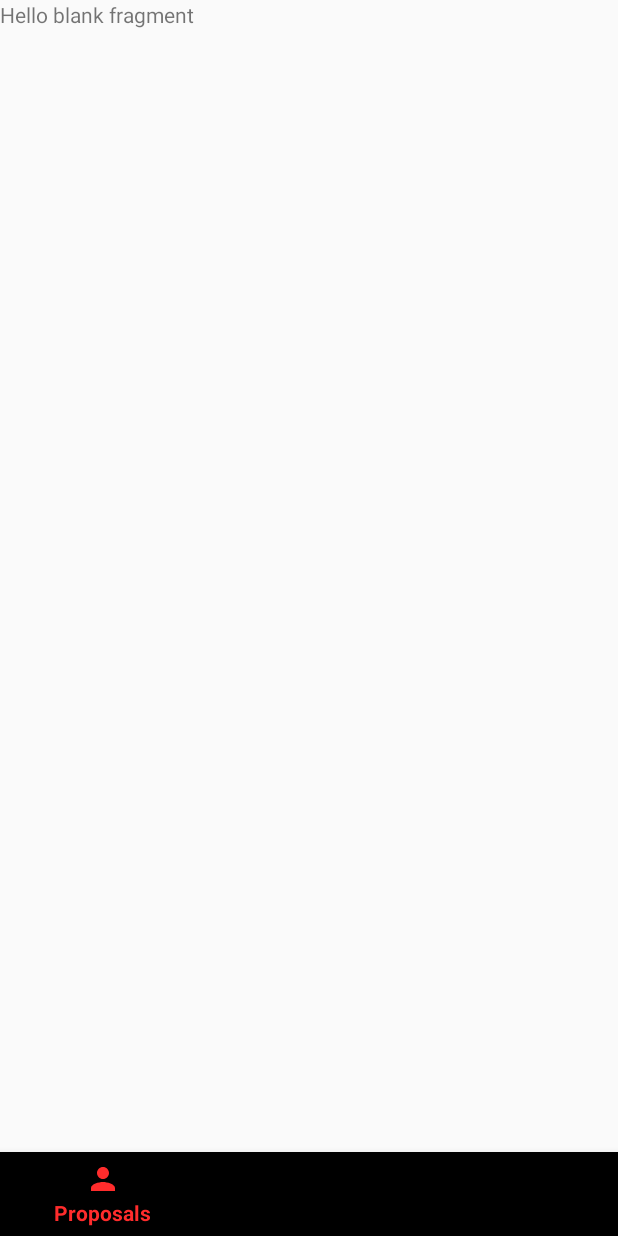
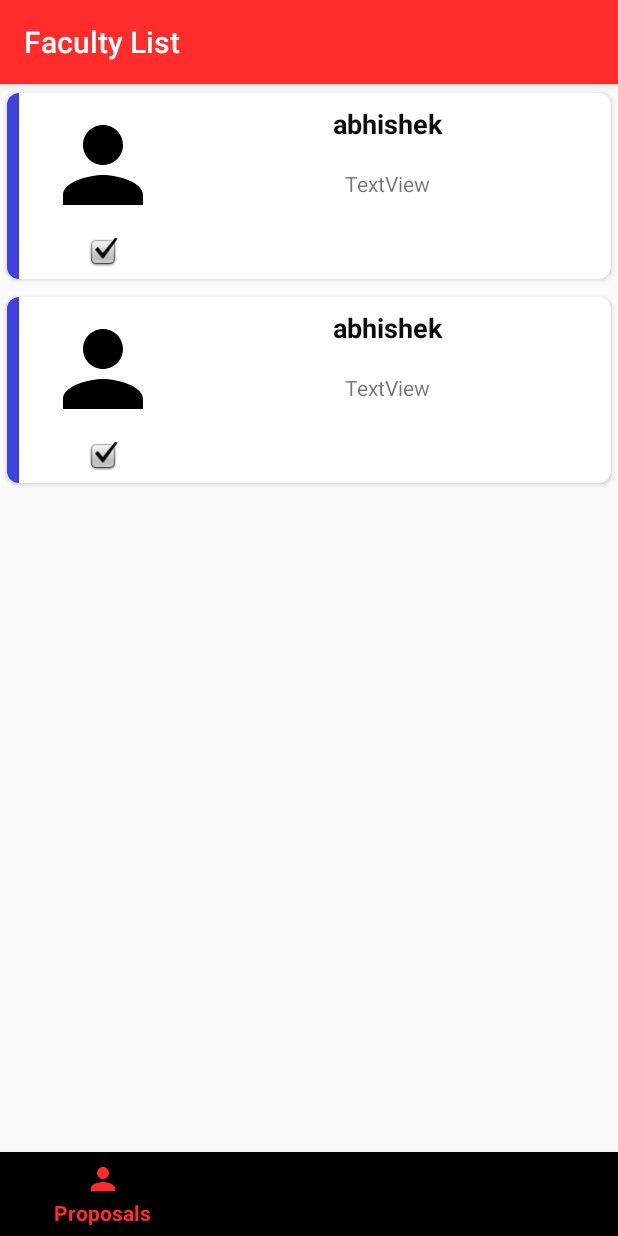
Before and after one commit to abhishekbisht1429/msp-dashboard, an Android app: the fragment FacultyListFragment placed in its activity, on a phone screen of 412 x 824 dp. Run offline under Robolectric (Android 15) with nearby library versions, the light colour scheme and no system bars.

Commit message:
implemented the faculty list functionality for students

```diff
--- a/app/build.gradle
+++ b/app/build.gradle
@@ -21,14 +21,16 @@ android {
 
 dependencies {
     implementation fileTree(dir: 'libs', include: ['*.jar'])
-    implementation 'androidx.appcompat:appcompat:1.0.2'
+    implementation 'androidx.appcompat:appcompat:1.1.0'
     implementation 'androidx.constraintlayout:constraintlayout:1.1.3'
     implementation 'com.google.android.material:material:1.0.0'
+    implementation 'androidx.legacy:legacy-support-v4:1.0.0'
     implementation 'androidx.legacy:legacy-support-v4:1.0.0'
 
     implementation 'com.squareup.retrofit2:retrofit:2.5.0'
     implementation 'com.squareup.retrofit2:converter-jackson:2.4.0'
     implementation 'com.squareup.retrofit2:converter-gson:2.4.0'
+
     testImplementation 'junit:junit:4.12'
     androidTestImplementation 'androidx.test:runner:1.2.0'
     androidTestImplementation 'androidx.test.espresso:espresso-core:3.2.0'
--- a/app/src/main/java/com/upes/mspdashboard/fragment/student/FacultyListFragment.java
+++ b/app/src/main/java/com/upes/mspdashboard/fragment/student/FacultyListFragment.java
@@ -4,16 +4,29 @@ package com.upes.mspdashboard.fragment.student;
 import android.content.Context;
 import android.os.Bundle;
 
+import androidx.annotation.NonNull;
 import androidx.fragment.app.Fragment;
+import androidx.recyclerview.widget.LinearLayoutManager;
+import androidx.recyclerview.widget.RecyclerView;
+import androidx.swiperefreshlayout.widget.SwipeRefreshLayout;
 
 import android.view.LayoutInflater;
 import android.view.View;
 import android.view.ViewGroup;
+import android.widget.TextView;
 
 import com.upes.mspdashboard.R;
+import com.upes.mspdashboard.model.Faculty;
+import com.upes.mspdashboard.util.SessionManager;
 
-public class FacultyListFragment extends Fragment {
+import java.util.ArrayList;
+import java.util.List;
 
+public class FacultyListFragment extends Fragment implements
+    SwipeRefreshLayout.OnRefreshListener {
+    private SwipeRefreshLayout swrLayout;
+    private RecyclerView rv;
+    private RVAdapter rvAdapter;
     OnFragmentInteractionListener mListener;
     public FacultyListFragment() {
         // Required empty public constructor
@@ -38,11 +51,64 @@ public class FacultyListFragment extends Fragment {
     public View onCreateView(LayoutInflater inflater, ViewGroup container,
                              Bundle savedInstanceState) {
         // Inflate the layout for this fragment
-        return inflater.inflate(R.layout.fragment_faculty_list, container, false);
+        View view = inflater.inflate(R.layout.fragment_faculty_list, container, false);
+        swrLayout = view.findViewById(R.id.swr_layout_fac_list);
+        rv = view.findViewById(R.id.rv_fac_list);
+        rv.setLayoutManager(new LinearLayoutManager(this.getContext()));
+        rvAdapter = new RVAdapter();
+        rv.setAdapter(rvAdapter);
+        Faculty demo = new Faculty.Builder()
+                .username("abhishek")
+                .password("pass")
+                .build();
+        rvAdapter.add(demo);
+        rvAdapter.add(demo);
+        return view;
+    }
+
+    @Override
+    public void onRefresh() {
+
     }
 
     public interface OnFragmentInteractionListener {
 
     }
+    static class FacultyVH extends RecyclerView.ViewHolder {
+        private TextView tvName;
+        public FacultyVH(@NonNull View itemView) {
+            super(itemView);
+            tvName = itemView.findViewById(R.id.txtv_fac_list_name);
+        }
 
+        public void bind(Faculty faculty) {
+            tvName.setText(faculty.getUsername());
+        }
+    }
+    static class RVAdapter extends RecyclerView.Adapter<FacultyVH> {
+        private List<Faculty> facultyList = new ArrayList<>();
+        @NonNull
+        @Override
+        public FacultyVH onCreateViewHolder(@NonNull ViewGroup parent, int viewType) {
+            View view = LayoutInflater.from(parent.getContext()).inflate(R.layout.item_layout_fac_list,parent,false);
+            return new FacultyVH(view);
+        }
+
+        @Override
+        public void onBindViewHolder(@NonNull FacultyVH holder, int position) {
+            holder.bind(facultyList.get(position));
+        }
+
+        @Override
+        public int getItemCount() {
+            return facultyList.size();
+        }
+
+        public void add(Faculty faculty) {
+            if(faculty!=null) {
+                facultyList.add(faculty);
+                notifyItemChanged(facultyList.size() - 1);
+            }
+        }
+    }
 }
--- /dev/null
+++ b/app/src/main/res/drawable/bnv_shadow.xml
@@ -0,0 +1,3 @@
+<?xml version="1.0" encoding="utf-8"?>
+<selector xmlns:android="http://schemas.android.com/apk/res/android">
+</selector>
--- a/app/src/main/res/layout/activity_faculty_home.xml
+++ b/app/src/main/res/layout/activity_faculty_home.xml
@@ -23,6 +23,7 @@
         android:layout_height="wrap_content"
         app:layout_constraintBottom_toBottomOf="parent"
         app:layout_constraintEnd_toEndOf="parent"
+        android:background="@drawable/bnv_shadow"
         app:layout_constraintStart_toStartOf="parent"
         app:menu="@menu/bnv_faculty_menu"/>
 </androidx.constraintlayout.widget.ConstraintLayout>
--- a/app/src/main/res/layout/fragment_faculty_list.xml
+++ b/app/src/main/res/layout/fragment_faculty_list.xml
@@ -1,13 +1,48 @@
-<FrameLayout xmlns:android="http://schemas.android.com/apk/res/android"
+<?xml version="1.0" encoding="utf-8"?>
+<androidx.coordinatorlayout.widget.CoordinatorLayout xmlns:android="http://schemas.android.com/apk/res/android"
     xmlns:tools="http://schemas.android.com/tools"
+    xmlns:app="http://schemas.android.com/apk/res-auto"
+
+
     android:layout_width="match_parent"
     android:layout_height="match_parent"
-    tools:context="com.upes.mspdashboard.fragment.student.FacultyListFragment">
+    android:id="@+id/coordinatorLayout">
 
-    <!-- TODO: Update blank fragment layout -->
-    <TextView
+    <com.google.android.material.appbar.AppBarLayout
+        android:id="@+id/appbar"
+
+        android:layout_width="match_parent"
+        android:layout_height="wrap_content"
+        tools:layout_conversion_absoluteHeight="56dp"
+        tools:layout_conversion_absoluteWidth="411dp"
+        tools:layout_editor_absoluteX="0dp"
+        tools:layout_editor_absoluteY="0dp"
+        android:theme="@style/ThemeOverlay.AppCompat.Dark.ActionBar">
+
+        <androidx.appcompat.widget.Toolbar
+            android:id="@+id/toolbar_faculty_login"
+            android:layout_width="match_parent"
+            android:layout_height="wrap_content"
+            android:background="@color/colorPrimary"
+            android:minHeight="?attr/actionBarSize"
+            android:theme="?attr/actionBarTheme"
+            app:title="Faculty List"
+            tools:layout_conversion_absoluteHeight="56dp"
+            tools:layout_conversion_absoluteWidth="411dp"
+            tools:layout_editor_absoluteX="0dp"
+            tools:layout_editor_absoluteY="0dp" />
+    </com.google.android.material.appbar.AppBarLayout>
+
+    <androidx.swiperefreshlayout.widget.SwipeRefreshLayout
+        android:id="@+id/swr_layout_fac_list"
         android:layout_width="match_parent"
         android:layout_height="match_parent"
-        android:text="@string/hello_blank_fragment" />
+        app:layout_behavior="com.google.android.material.appbar.AppBarLayout$ScrollingViewBehavior">
 
-</FrameLayout>
+        <androidx.recyclerview.widget.RecyclerView
+            android:id="@+id/rv_fac_list"
+            android:layout_width="match_parent"
+            android:layout_height="match_parent" />
+    </androidx.swiperefreshlayout.widget.SwipeRefreshLayout>
+
+</androidx.coordinatorlayout.widget.CoordinatorLayout>
--- /dev/null
+++ b/app/src/main/res/layout/item_layout_fac_list.xml
@@ -0,0 +1,74 @@
+<?xml version="1.0" encoding="utf-8"?>
+<androidx.cardview.widget.CardView xmlns:android="http://schemas.android.com/apk/res/android"
+    xmlns:card_layout="http://schemas.android.com/apk/res-auto"
+    xmlns:tools="http://schemas.android.com/tools"
+    android:layout_width="match_parent"
+    android:layout_height="wrap_content"
+    android:elevation="4dp"
+    android:orientation="vertical"
+    card_layout:cardCornerRadius="8dp"
+    card_layout:cardUseCompatPadding="true">
+
+    <androidx.constraintlayout.widget.ConstraintLayout
+        android:layout_width="match_parent"
+        android:layout_height="wrap_content">
+
+        <View
+            android:id="@+id/view"
+            android:layout_width="8dp"
+            android:layout_height="0dp"
+            android:background="@color/colorAccent"
+            card_layout:layout_constraintBottom_toBottomOf="parent"
+            card_layout:layout_constraintStart_toStartOf="parent"
+            card_layout:layout_constraintTop_toTopOf="parent" />
+
+        <ImageView
+            android:id="@+id/imgv_layout_fac_list_profile_pic"
+            android:layout_width="80dp"
+            android:layout_height="80dp"
+            android:layout_marginStart="16dp"
+            android:layout_marginTop="8dp"
+            android:layout_marginBottom="8dp"
+            card_layout:layout_constraintBottom_toTopOf="@+id/imgv_layout_fac_list_status"
+            card_layout:layout_constraintStart_toEndOf="@+id/view"
+            card_layout:layout_constraintTop_toTopOf="parent"
+            card_layout:layout_constraintVertical_bias="0.0"
+            card_layout:srcCompat="@drawable/ic_person_black_24dp" />
+
+        <ImageView
+            android:id="@+id/imgv_layout_fac_list_status"
+            android:layout_width="20dp"
+            android:layout_height="20dp"
+            android:layout_marginBottom="8dp"
+            card_layout:layout_constraintBottom_toBottomOf="parent"
+            card_layout:layout_constraintEnd_toEndOf="@+id/imgv_layout_fac_list_profile_pic"
+            card_layout:layout_constraintStart_toStartOf="@+id/imgv_layout_fac_list_profile_pic"
+            card_layout:srcCompat="@android:drawable/checkbox_on_background" />
+
+        <TextView
+            android:id="@+id/txtv_fac_list_name"
+            android:layout_width="0dp"
+            android:layout_height="wrap_content"
+            android:layout_marginStart="16dp"
+            android:layout_marginEnd="16dp"
+            android:text="TextView"
+            android:textAlignment="center"
+            android:textColor="#0C0C0C"
+            android:textSize="18sp"
+            android:textStyle="bold"
+            card_layout:layout_constraintEnd_toEndOf="parent"
+            card_layout:layout_constraintStart_toEndOf="@+id/imgv_layout_fac_list_profile_pic"
+            card_layout:layout_constraintTop_toTopOf="@+id/imgv_layout_fac_list_profile_pic" />
+
+        <TextView
+            android:id="@+id/txtv_layout_fac_list_details"
+            android:layout_width="0dp"
+            android:layout_height="wrap_content"
+            android:text="TextView"
+            android:textAlignment="center"
+            card_layout:layout_constraintBottom_toBottomOf="@+id/imgv_layout_fac_list_profile_pic"
+            card_layout:layout_constraintEnd_toEndOf="@+id/txtv_fac_list_name"
+            card_layout:layout_constraintStart_toStartOf="@+id/txtv_fac_list_name"
+            card_layout:layout_constraintTop_toBottomOf="@+id/txtv_fac_list_name" />
+    </androidx.constraintlayout.widget.ConstraintLayout>
+</androidx.cardview.widget.CardView>
--- a/app/src/main/res/values/colors.xml
+++ b/app/src/main/res/values/colors.xml
@@ -3,4 +3,5 @@
     <color name="colorPrimary">#FF2C2C</color>
     <color name="colorPrimaryDark">#C71C1C</color>
     <color name="colorAccent">#3E41E0</color>
+    <color name="upes_yellow">#F3DD17</color>
 </resources>
```
